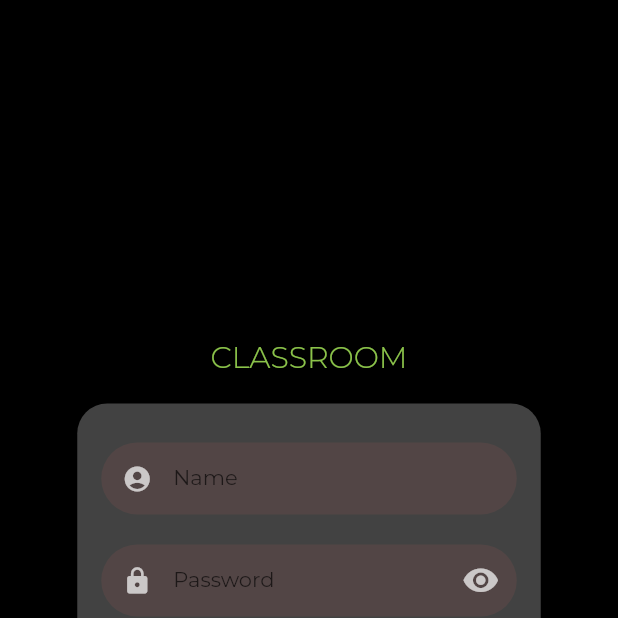
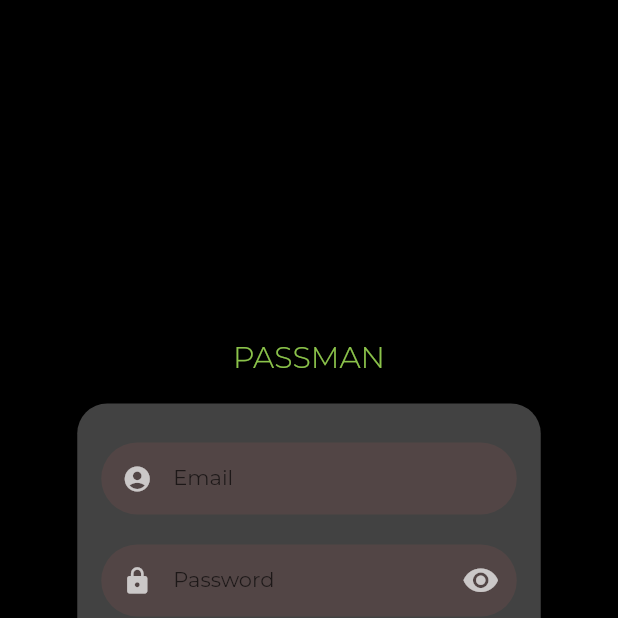
Before and after one commit to AyushKatiyar2002/pass-man, a Flutter app: the screen it shows after launch, on a phone screen of 412 x 824 dp, the top half of it. Run offline on Flutter 3.47's test engine with Material 2 defaults, Android fonts, the phone set to English and light mode, and no system bars; drawn by our look-alikes of flutter_login; our stand-ins replace firebase_auth, firebase_core, firebase_dynamic_links, flutter_modular, flutter_riverpod, google_fonts; accounts and stored records are empty.

Commit message:
Implemented login

```diff
--- a/lib/main.dart
+++ b/lib/main.dart
@@ -2,7 +2,6 @@ import 'package:firebase_core/firebase_core.dart';
 import 'package:flutter/material.dart';
 import 'package:flutter_modular/flutter_modular.dart';
 import 'package:flutter_riverpod/flutter_riverpod.dart';
-import 'package:google_fonts/google_fonts.dart';
 
 import './utils/utils.dart';
 
@@ -18,12 +17,12 @@ class MyApp extends StatelessWidget {
   Widget build(BuildContext context) {
     return MaterialApp(
       debugShowCheckedModeBanner: false,
-      title: 'Flutter Demo',
+      title: 'Pass-Man',
       theme: ThemeData(
         appBarTheme: AppBarTheme(
           backgroundColor: ColorsUtils.kBackgroundColor,
           elevation: 0.0,
-          titleTextStyle: GoogleFonts.montserrat(),
+          titleTextStyle: Globals.kHeading2Style,
           titleSpacing: 35,
         ),
         elevatedButtonTheme: ElevatedButtonThemeData(
@@ -42,9 +41,11 @@ class MyApp extends StatelessWidget {
         inputDecorationTheme: Globals.kInputDecorationTheme,
         scaffoldBackgroundColor: ColorsUtils.kBackgroundColor,
         brightness: Brightness.dark,
-        accentColor: ColorsUtils.kSecondaryColor,
         primarySwatch: ColorsUtils.kSecondaryColor,
         primaryColor: ColorsUtils.kPrimaryColor,
+        colorScheme: ColorScheme.dark(
+          secondary: ColorsUtils.kSecondaryColor,
+        ),
         primaryColorLight: ColorsUtils.kTextColor,
         backgroundColor: ColorsUtils.kBackgroundColor,
       ),
--- a/lib/screens/authstate.dart
+++ b/lib/screens/authstate.dart
@@ -14,9 +14,10 @@ class _AuthStateState extends State<AuthState> {
 
   @override
   void initState() {
+    user = FirebaseAuth.instance.currentUser;
     // initDynamicLinks();
     FirebaseAuth.instance.userChanges().listen((event) {
-      if (user == event) return;
+      if (user == event || event != null) return;
       safeSetState(() => user = event);
     });
     super.initState();
--- a/lib/screens/login.dart
+++ b/lib/screens/login.dart
@@ -1,3 +1,6 @@
+import 'package:flutter_modular/flutter_modular.dart';
+import 'package:passman/screens/home.dart';
+
 import '../utils/colors.dart';
 import 'package:firebase_auth/firebase_auth.dart';
 import 'package:flutter/material.dart';
@@ -13,8 +16,8 @@ class LoginScreen extends StatelessWidget {
     return FlutterLogin(
       onSignup: onSignUp,
       onLogin: onLogin,
-      title: 'CLASSROOM',
-      userType: LoginUserType.name,
+      title: 'PASSMAN',
+      userType: LoginUserType.email,
       theme: LoginTheme(
         primaryColor: ColorsUtils.kPrimaryColor,
         pageColorDark: ColorsUtils.kBackgroundColor,
@@ -33,7 +36,9 @@ class LoginScreen extends StatelessWidget {
         ),
       ),
       onRecoverPassword: resetPassword,
-      onSubmitAnimationCompleted: () {},
+      onSubmitAnimationCompleted: () {
+        Modular.to.pushReplacementNamed(HomeScreen.route);
+      },
     );
   }
 
@@ -55,6 +60,7 @@ class LoginScreen extends StatelessWidget {
   }
 
   Future<String?>? onLogin(LoginData data) async {
+    print("trying to log in");
     try {
       await FirebaseAuth.instance.signInWithEmailAndPassword(
           email: data.name, password: data.password);
@@ -64,6 +70,7 @@ class LoginScreen extends StatelessWidget {
       } else if (e.code == 'wrong-password') {
         return 'Wrong password provided for that user.';
       }
+      throw e;
     }
   }
 
--- a/lib/utils/app_module.dart
+++ b/lib/utils/app_module.dart
@@ -5,5 +5,6 @@ class AppModule extends Module {
   @override
   List<ModularRoute> get routes => [
         ChildRoute('/', child: (_, __) => AuthState()),
+        ChildRoute(HomeScreen.route, child: (_, __) => HomeScreen()),
       ];
 }
```
Also changed, not shown: lib/screens/home.dart (+14 -1 lines).
